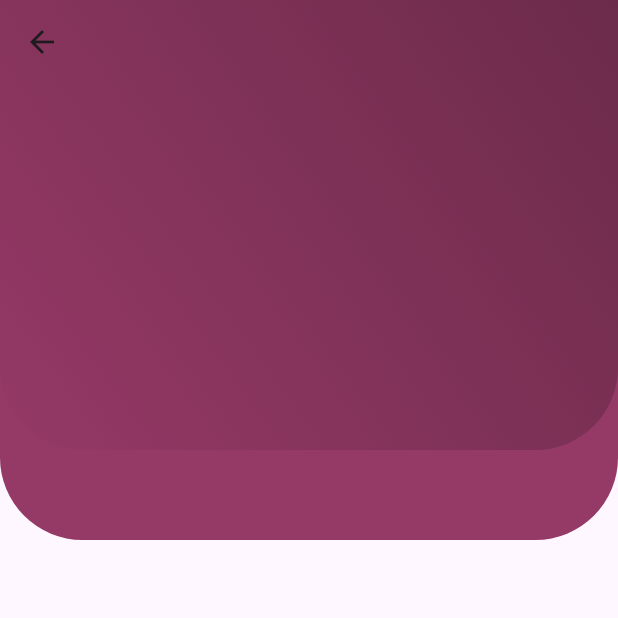
After one commit to Askhalan/matrimony-ishq, a Flutter app: the JAppbar screen opened directly, on a phone screen of 412 x 824 dp, the top half of it. The commit adds this screen. Run offline on Flutter 3.47's test engine with Material 3 defaults, Android fonts, the phone set to English and light mode, and no system bars; our stand-ins replace bloc, equatable.

Commit message:
widget: add appbar

```diff
--- /dev/null
+++ b/lib/core/common/widgets/appbar.dart
@@ -0,0 +1,119 @@
+import 'package:flutter/material.dart';
+import 'package:ishq/utils/constants/colors.dart';
+import 'package:ishq/utils/constants/colors.dart';
+import 'package:ishq/utils/constants/colors.dart';
+import 'package:ishq/utils/constants/colors.dart';
+import 'package:ishq/utils/constants/sizes.dart';
+
+class JAppbar extends StatelessWidget {
+  JAppbar({
+    super.key,
+    this.centerTitle = false,
+    this.title,
+    this.actions,
+    this.showBackArrow = false,
+    this.leadingIcon,
+    this.leadingOnPressed,
+    this.horizontalpadding = JSize.md,
+    this.body,
+    this.leading,
+    this.floating = false,
+    this.elevation,
+  });
+
+  final Widget? body;
+  final bool centerTitle;
+  final bool showBackArrow;
+  final Widget? leading;
+  final Widget? title;
+  final IconData? leadingIcon;
+  final VoidCallback? leadingOnPressed;
+  final List<Widget>? actions;
+  final double horizontalpadding;
+  final bool floating;
+  final double? elevation;
+  final double hh = 15;
+
+  @override
+  Widget build(BuildContext context) {
+    return Scaffold(
+      body: CustomScrollView(
+        slivers: [
+          SliverAppBar(
+            backgroundColor: JColor.primary,
+            leading: showBackArrow ? IconButton(icon: Icon(Icons.arrow_back_ios), onPressed: leadingOnPressed) : leading,
+            title: title,
+            centerTitle: centerTitle,
+            actions: actions,
+            elevation: elevation,
+            pinned: true,
+            floating: floating,
+            collapsedHeight: 60,
+            expandedHeight: 300,
+            flexibleSpace: FlexibleSpaceBar(
+              background: ClipRRect(
+                borderRadius: BorderRadius.only(
+                  bottomLeft: Radius.circular(JSize.appbarBorderRad),
+                  bottomRight: Radius.circular(JSize.appbarBorderRad),
+                ),
+                child: Container(
+                  decoration: BoxDecoration(gradient: JColor.gradient),
+                ),
+              ),
+            ),
+          ),
+           SliverPersistentHeader(
+            pinned: true,
+            delegate: _SliverAppBarDelegate1(
+              minHeight: hh,
+              maxHeight: hh*4,
+              child: Text(""),
+            ),
+          ),
+
+          SliverToBoxAdapter(child: body),
+        ],
+      ),
+    );
+  }
+}
+
+class _SliverAppBarDelegate1 extends SliverPersistentHeaderDelegate {
+  final double minHeight;
+  final double maxHeight;
+  final Widget child;
+
+  _SliverAppBarDelegate1({
+    required this.minHeight,
+    required this.maxHeight,
+    required this.child,
+  });
+
+  @override
+  double get minExtent => minHeight;
+
+  @override
+  double get maxExtent => maxHeight;
+
+  @override
+  Widget build(BuildContext context, double shrinkOffset, bool overlapsContent) {
+    // Determine the radius based on the shrinkOffset
+    double radius = shrinkOffset > 3 ? 20 : 55;
+
+    return ClipRRect(
+      borderRadius: BorderRadius.only(
+        bottomLeft: Radius.circular(radius),
+        bottomRight: Radius.circular(radius),
+      ),
+      child: Container(
+        color: JColor.primary,
+        child: Center(child: child),
+      ),
+    );
+  }
+
+  @override
+  bool shouldRebuild(covariant _SliverAppBarDelegate1 oldDelegate) {
+    return maxHeight != oldDelegate.maxHeight || minHeight != oldDelegate.minHeight || child != oldDelegate.child;
+  }
+}
--- a/lib/utils/constants/colors.dart
+++ b/lib/utils/constants/colors.dart
@@ -52,20 +52,22 @@ class JColor {
   static const Color softGrey = Color(0xFFF4F4F4);
   static const Color lightGrey = Color(0xFFF9F9F9);
   static const Color white = Color(0xFFFFFFFF);
+
+   static const Gradient gradient = LinearGradient(
+    begin: Alignment.topRight,
+    end: Alignment.bottomLeft,
+    colors: [
+      Color.fromARGB(255, 108, 43, 74),
+      primary,
+    ],
+  );
 }
 
 
 
 // ======================================Gradient Colors===========================================
 
- const Gradient gradient = LinearGradient(
-    begin: Alignment.topRight,
-    end: Alignment.bottomLeft,
-    colors: [
-      Color(0xFFFF8383),
-      Color(0xFFFFC5E1),
-    ],
-  );
+
   const Gradient gradientBgTile = LinearGradient(
     begin: Alignment.topLeft,
     end: Alignment.bottomRight,
--- a/lib/utils/constants/sizes.dart
+++ b/lib/utils/constants/sizes.dart
@@ -35,6 +35,8 @@ class JSize {
   static const double borderRadMd = 7.0;
   static const double borderRadLg = 9.0;
   static const double borderRadXl = 15.0;
+  static const double appbarBorderRad = 55.0;
+
 
 // Button Sizes
   static const double btnHeight = 40.0;
```
